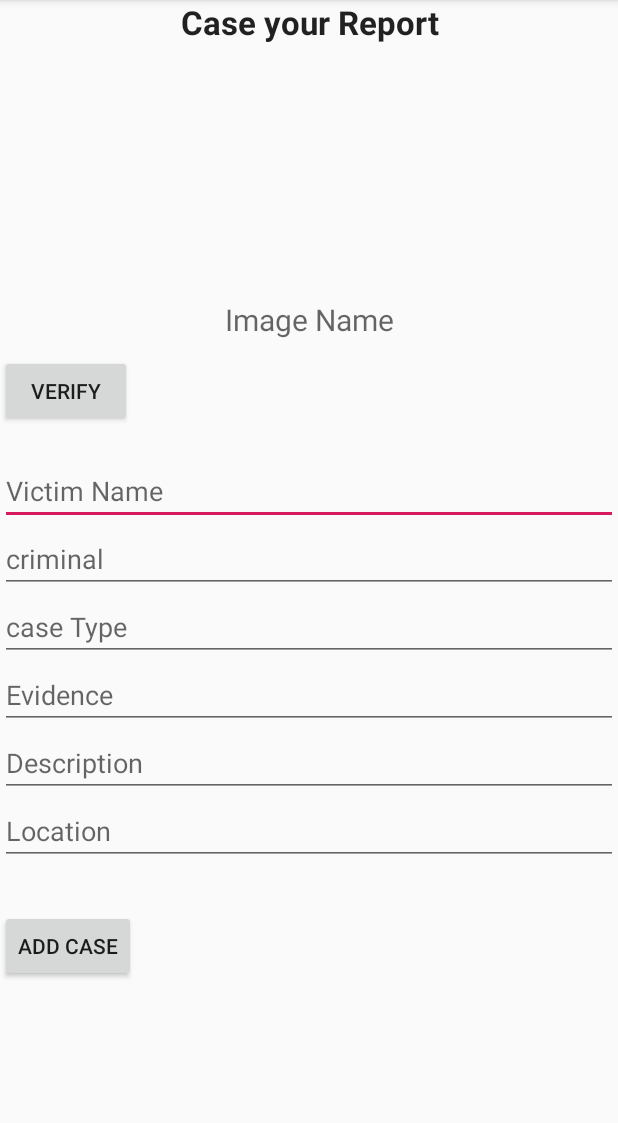
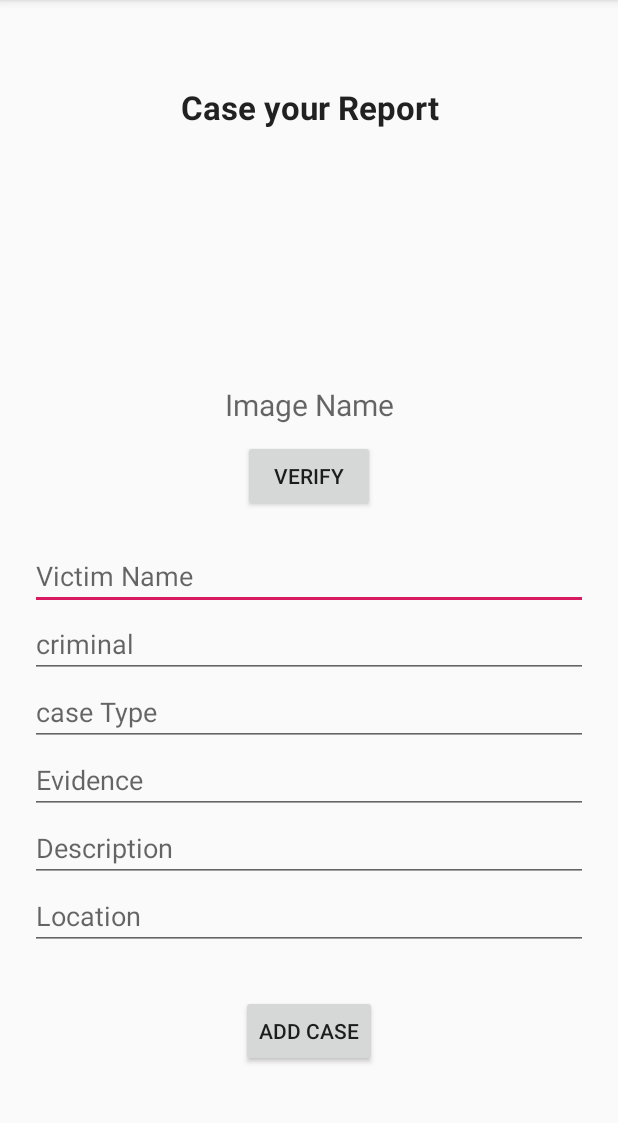
Before and after one commit to Prajwolbogati/Cybercrime-helpline, an Android app: the FileCaseActivity screen opened directly, with no data from a screen before it, on a phone screen of 412 x 824 dp, the part 84-1207 px from its top. Run offline under Robolectric (Android 15) with nearby library versions, the phone set to English and light mode, and no system bars.

Commit message:
CaseActivitylayout

```diff
--- a/app/src/main/AndroidManifest.xml
+++ b/app/src/main/AndroidManifest.xml
@@ -10,7 +10,7 @@
         android:supportsRtl="true"
         android:theme="@style/AppTheme">
         <activity android:name=".UI.FileCaseActivity"></activity>
-        <activity android:name=".DashboardActivity" />
+        <activity android:name=".CasesActivity" />
         <activity android:name=".SplashActivity">
             <intent-filter>
                 <action android:name="android.intent.action.MAIN" />
--- a/app/src/main/java/com/example/cybercrime_helpline/DashboardActivity.java
+++ b/app/src/main/java/com/example/cybercrime_helpline/CasesActivity.java
@@ -4,11 +4,11 @@ import androidx.appcompat.app.AppCompatActivity;
 
 import android.os.Bundle;
 
-public class DashboardActivity extends AppCompatActivity {
+public class CasesActivity extends AppCompatActivity {
 
     @Override
     protected void onCreate(Bundle savedInstanceState) {
         super.onCreate(savedInstanceState);
-        setContentView(R.layout.activity_dashboard);
+        setContentView(R.layout.activity_cases);
     }
 }
--- a/app/src/main/res/layout/activity_dashboard.xml
+++ b/app/src/main/res/layout/activity_cases.xml
@@ -4,6 +4,6 @@
     xmlns:tools="http://schemas.android.com/tools"
     android:layout_width="match_parent"
     android:layout_height="match_parent"
-    tools:context=".DashboardActivity">
+    tools:context=".CasesActivity">
 
 </androidx.constraintlayout.widget.ConstraintLayout>
--- a/app/src/main/res/layout/activity_file_case.xml
+++ b/app/src/main/res/layout/activity_file_case.xml
@@ -5,6 +5,8 @@
     android:layout_width="match_parent"
     android:layout_height="match_parent"
     android:orientation="vertical"
+    android:padding="20dp"
+    android:gravity="center"
     tools:context=".UI.FileCaseActivity">
 
     <TextView
```
